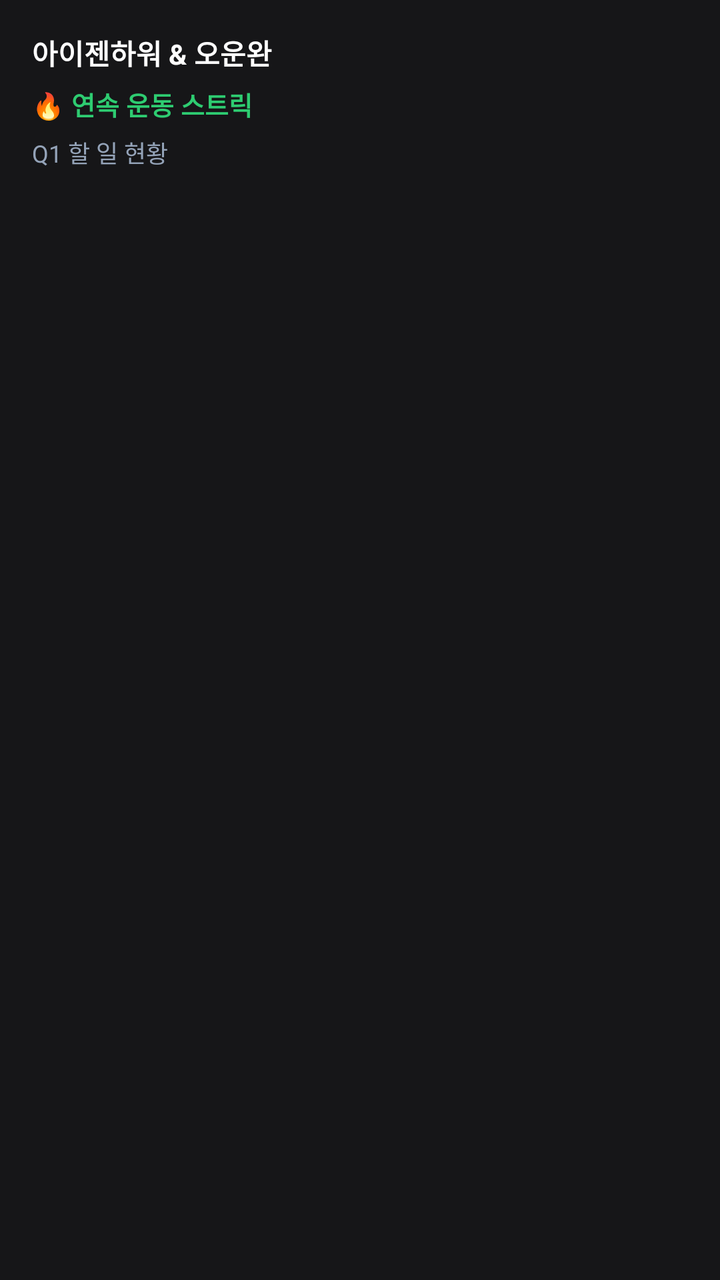
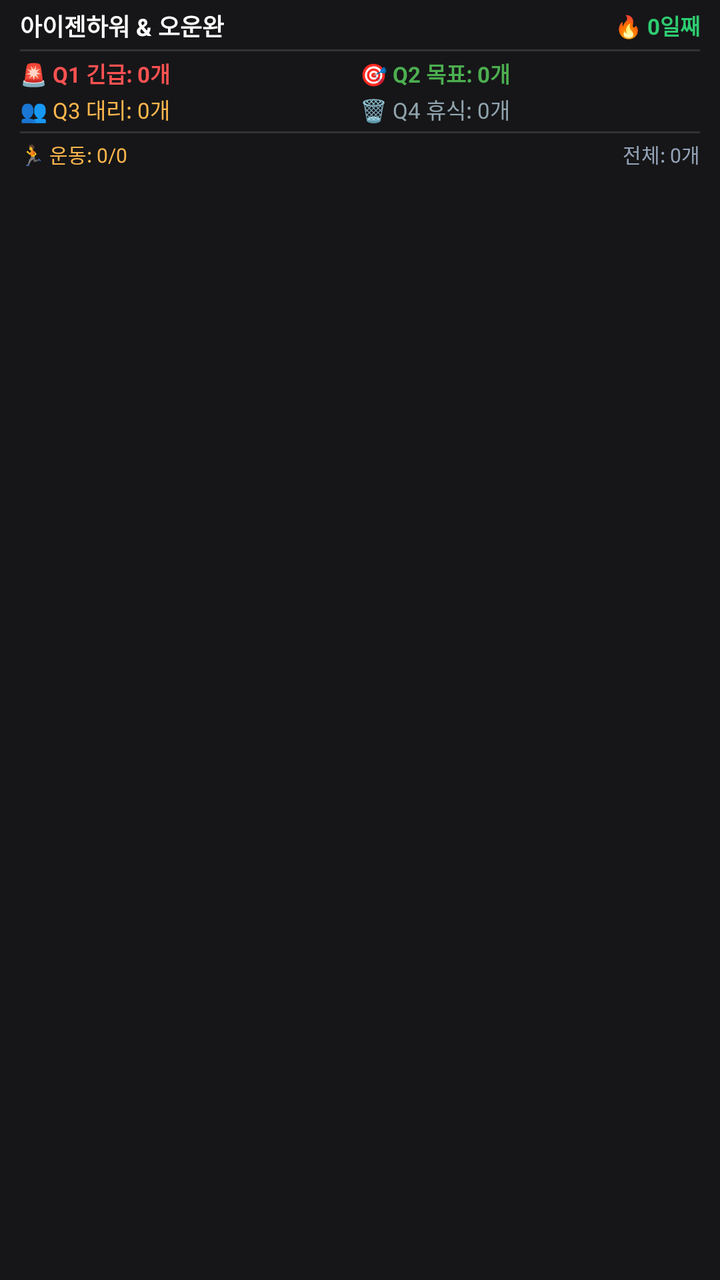

Screens rendered from an Android XML layout before and after an edit, with the pre-edit source and the edit as a unified diff.
<!-- AndroidManifest.xml: fallback theme Theme.MaterialComponents.DayNight.NoActionBar -->
<!-- res/layout/widget_layout.xml -->
<?xml version="1.0" encoding="utf-8"?>
<LinearLayout xmlns:android="http://schemas.android.com/apk/res/android"
    android:layout_width="match_parent"
    android:layout_height="match_parent"
    android:orientation="vertical"
    android:padding="16dp"
    android:background="#161618">

    <TextView
        android:id="@+id/widget_title"
        android:layout_width="wrap_content"
        android:layout_height="wrap_content"
        android:text="아이젠하워 &amp; 오운완"
        android:textColor="#FFFFFF"
        android:textSize="14sp"
        android:textStyle="bold" />

    <TextView
        android:id="@+id/widget_streak"
        android:layout_width="wrap_content"
        android:layout_height="wrap_content"
        android:layout_marginTop="6dp"
        android:text="🔥 연속 운동 스트릭"
        android:textColor="#2ECC71"
        android:textSize="13sp"
        android:textStyle="bold" />

    <TextView
        android:id="@+id/widget_todo_status"
        android:layout_width="wrap_content"
        android:layout_height="wrap_content"
        android:layout_marginTop="6dp"
        android:text="Q1 할 일 현황"
        android:textColor="#94A3B8"
        android:textSize="12sp" />

</LinearLayout>
<!-- resources referenced by this layout -->
<resources>

</resources>

<!-- the commit's change to res/layout/widget_layout.xml (unified diff, before → after) -->
@@ -3,35 +3,131 @@
     android:layout_width="match_parent"
     android:layout_height="match_parent"
     android:orientation="vertical"
-    android:padding="16dp"
+    android:paddingHorizontal="10dp"
+    android:paddingVertical="4dp"
     android:background="#161618">
 
-    <TextView
-        android:id="@+id/widget_title"
-        android:layout_width="wrap_content"
+    
+    <LinearLayout
+        android:layout_width="match_parent"
         android:layout_height="wrap_content"
-        android:text="아이젠하워 &amp; 오운완"
-        android:textColor="#FFFFFF"
-        android:textSize="14sp"
-        android:textStyle="bold" />
+        android:orientation="horizontal"
+        android:gravity="center_vertical">
 
-    <TextView
-        android:id="@+id/widget_streak"
-        android:layout_width="wrap_content"
+        <TextView
+            android:id="@+id/widget_title"
+            android:layout_width="0dp"
+            android:layout_height="wrap_content"
+            android:layout_weight="1"
+            android:text="아이젠하워 &amp; 오운완"
+            android:textColor="#FFFFFF"
+            android:textSize="12sp"
+            android:textStyle="bold" />
+
+        <TextView
+            android:id="@+id/widget_streak"
+            android:layout_width="wrap_content"
+            android:layout_height="wrap_content"
+            android:text="🔥 0일째"
+            android:textColor="#2ECC71"
+            android:textSize="11sp"
+            android:textStyle="bold" />
+    </LinearLayout>
+
+    <View
+        android:layout_width="match_parent"
+        android:layout_height="1dp"
+        android:layout_marginTop="3dp"
+        android:layout_marginBottom="3dp"
+        android:background="#333333" />
+
+    
+    <LinearLayout
+        android:layout_width="match_parent"
         android:layout_height="wrap_content"
-        android:layout_marginTop="6dp"
-        android:text="🔥 연속 운동 스트릭"
-        android:textColor="#2ECC71"
-        android:textSize="13sp"
-        android:textStyle="bold" />
+        android:orientation="horizontal">
 
-    <TextView
-        android:id="@+id/widget_todo_status"
-        android:layout_width="wrap_content"
+        <LinearLayout
+            android:layout_width="0dp"
+            android:layout_height="wrap_content"
+            android:layout_weight="1"
+            android:orientation="vertical">
+
+            <TextView
+                android:id="@+id/widget_q1"
+                android:layout_width="wrap_content"
+                android:layout_height="wrap_content"
+                android:text="🚨 Q1 긴급: 0개"
+                android:textColor="#FF5252"
+                android:textSize="11sp"
+                android:textStyle="bold" />
+
+            <TextView
+                android:id="@+id/widget_q3"
+                android:layout_width="wrap_content"
+                android:layout_height="wrap_content"
+                android:layout_marginTop="2dp"
+                android:text="👥 Q3 대리: 0개"
+                android:textColor="#FFB74D"
+                android:textSize="11sp" />
+        </LinearLayout>
+
+        <LinearLayout
+            android:layout_width="0dp"
+            android:layout_height="wrap_content"
+            android:layout_weight="1"
+            android:orientation="vertical">
+
+            <TextView
+                android:id="@+id/widget_q2"
+                android:layout_width="wrap_content"
+                android:layout_height="wrap_content"
+                android:text="🎯 Q2 목표: 0개"
+                android:textColor="#4CAF50"
+                android:textSize="11sp"
+                android:textStyle="bold" />
+
+            <TextView
+                android:id="@+id/widget_q4"
+                android:layout_width="wrap_content"
+                android:layout_height="wrap_content"
+                android:layout_marginTop="2dp"
+                android:text="🗑 Q4 휴식: 0개"
+                android:textColor="#90A4AE"
+                android:textSize="11sp" />
+        </LinearLayout>
+    </LinearLayout>
+
+    <View
+        android:layout_width="match_parent"
+        android:layout_height="1dp"
+        android:layout_marginTop="3dp"
+        android:layout_marginBottom="3dp"
+        android:background="#333333" />
+
+    
+    <LinearLayout
+        android:layout_width="match_parent"
         android:layout_height="wrap_content"
-        android:layout_marginTop="6dp"
-        android:text="Q1 할 일 현황"
-        android:textColor="#94A3B8"
-        android:textSize="12sp" />
+        android:orientation="horizontal"
+        android:gravity="center_vertical">
+
+        <TextView
+            android:id="@+id/widget_workout_status"
+            android:layout_width="0dp"
+            android:layout_height="wrap_content"
+            android:layout_weight="1"
+            android:text="🏃 운동: 0/0"
+            android:textColor="#FFB74D"
+            android:textSize="10sp" />
+
+        <TextView
+            android:id="@+id/widget_total_status"
+            android:layout_width="wrap_content"
+            android:layout_height="wrap_content"
+            android:text="전체: 0개"
+            android:textColor="#94A3B8"
+            android:textSize="10sp" />
+    </LinearLayout>
 
 </LinearLayout>
